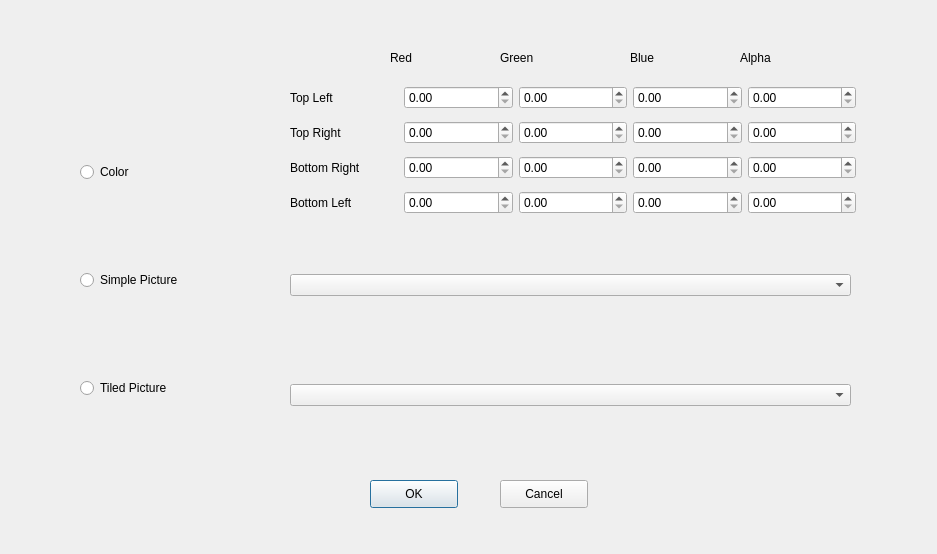
First picture: the form in NietLevelEditor/BackgroundForm.ui, repository LeVirus/NietLevelEditor, before the edit.
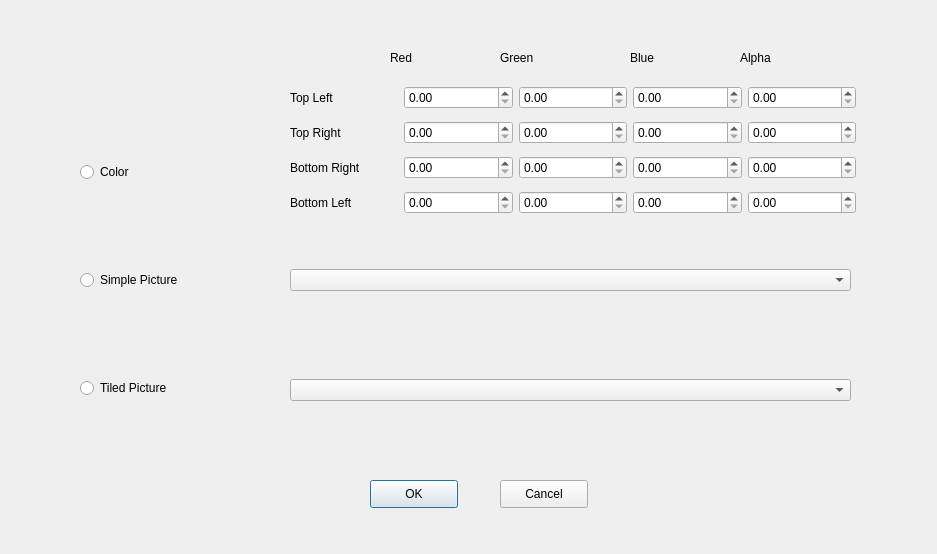
Second picture: the form after the edit.

Commit message: Change combo box size and label text.

```diff
--- a/NietLevelEditor/BackgroundForm.ui
+++ b/NietLevelEditor/BackgroundForm.ui
@@ -321,9 +321,9 @@
    <property name="geometry">
     <rect>
      <x>290</x>
-     <y>270</y>
+     <y>250</y>
      <width>561</width>
-     <height>30</height>
+     <height>61</height>
     </rect>
    </property>
    <layout class="QHBoxLayout" name="horizontalLayout">
@@ -369,9 +369,9 @@
    <property name="geometry">
     <rect>
      <x>290</x>
-     <y>380</y>
+     <y>360</y>
      <width>561</width>
-     <height>31</height>
+     <height>61</height>
     </rect>
    </property>
    <layout class="QHBoxLayout" name="horizontalLayout_2">
```
The commit also changes 3 other files.
